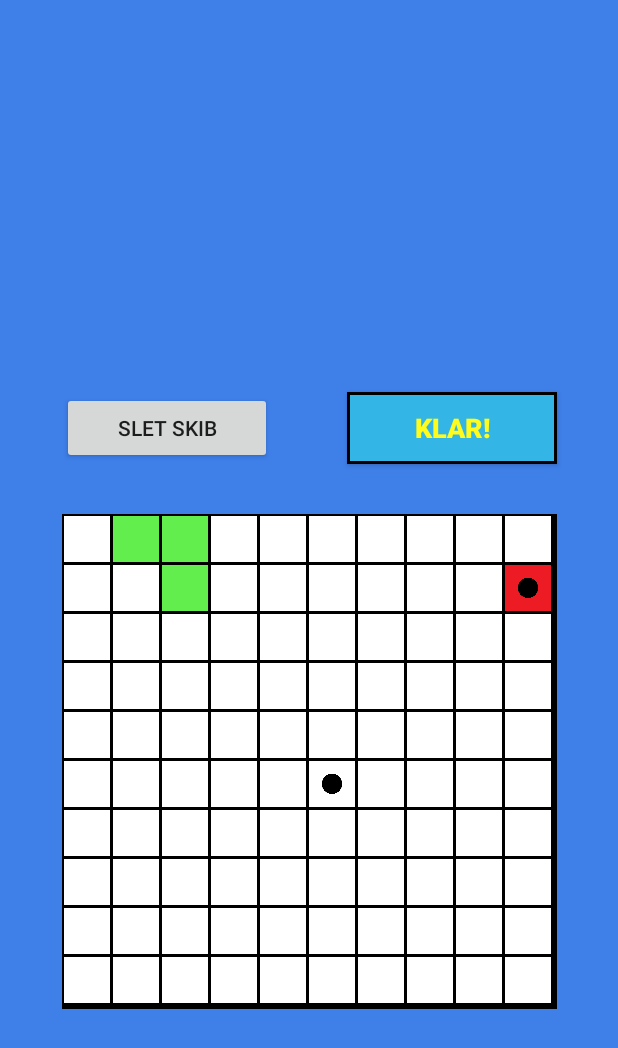
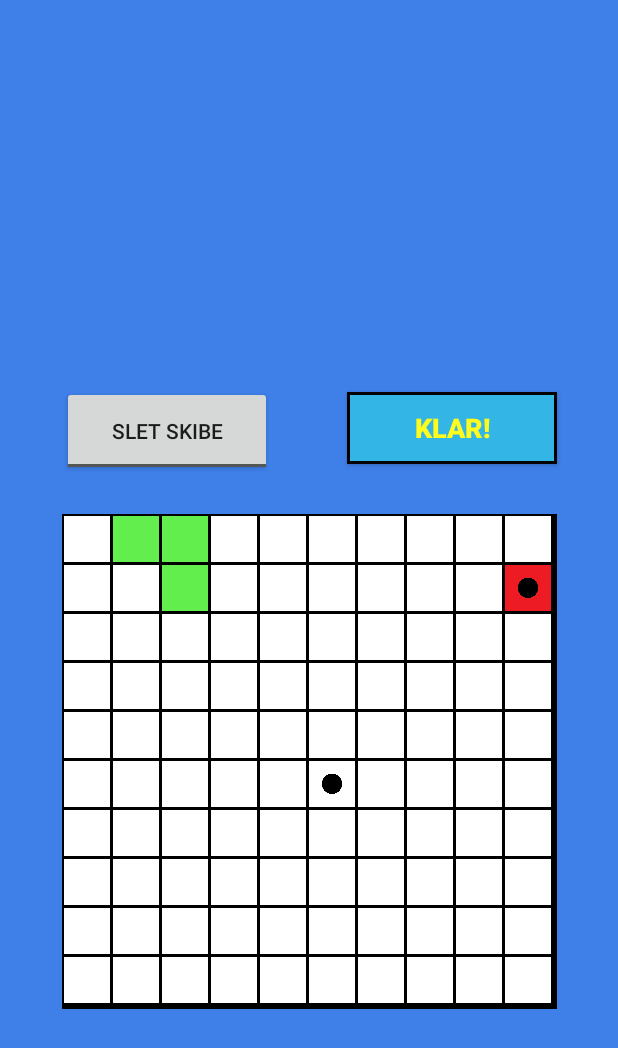
Before and after one commit to FrederikFrost/SlagShots, an Android app: the screen it shows after launch (PrepGameActivity), after a tap on "OPRET SPIL", on a phone screen of 412 x 824 dp. Shown: the top 1048 px of the screen. Run offline under Robolectric (Android 15) with nearby library versions, the phone set to English and light mode, and no system bars.

Commit message:
Added intent

```diff
--- a/app/src/main/java/com/example/bruger/slagshots/PrepGameActivity.java
+++ b/app/src/main/java/com/example/bruger/slagshots/PrepGameActivity.java
@@ -20,6 +20,7 @@ import java.util.ArrayList;
 import android.widget.ImageView;
 import android.widget.TextView;
 import android.widget.Toast;
+import android.widget.ToggleButton;
 
 public class PrepGameActivity extends AppCompatActivity {
 
@@ -54,8 +55,12 @@ public class PrepGameActivity extends AppCompatActivity {
             public void onClick(View v) {
                 Intent intent = new Intent(getApplicationContext(), GameActivity.class);
                 intent.putExtra("isPlayerOne", isPlayerOne);
+                intent.putExtra("Board",isPlayerOne? model.playerOneBoard:model.playerTwoBoard);
             }
         });
+
+        ToggleButton delete = (ToggleButton) findViewById(R.id.delete_button);
+        //delete.setOnCheckedChangeListener();
 
     }
 
--- a/app/src/main/res/layout/content_prep_game.xml
+++ b/app/src/main/res/layout/content_prep_game.xml
@@ -27,19 +27,6 @@
         app:layout_constraintTop_toTopOf="parent"
         app:layout_constraintVertical_bias="0.9" />
 
-    <Button
-        android:id="@+id/deleteButton"
-        android:layout_width="140dp"
-        android:layout_height="wrap_content"
-        android:layout_marginBottom="4dp"
-        android:text="Slet Skib"
-        app:layout_constraintBottom_toTopOf="@+id/gridView3"
-        app:layout_constraintEnd_toEndOf="@+id/gridView3"
-        app:layout_constraintHorizontal_bias="0.0"
-        app:layout_constraintStart_toStartOf="@+id/gridView3"
-        app:layout_constraintTop_toTopOf="parent"
-        app:layout_constraintVertical_bias="0.9" />
-
     <GridView
         android:id="@+id/gridView3"
         android:layout_width="330dp"
@@ -63,24 +50,21 @@
 
     </GridView>
 
-    <LinearLayout xmlns:android="http://schemas.android.com/apk/res/android"
-        android:id="@+id/linearLayout"
-        android:layout_width="0dp"
-        android:layout_height="wrap_content"
-        android:layout_marginBottom="62dp"
-        android:orientation="horizontal"
-        android:padding="10dp"
-        app:layout_constraintBottom_toTopOf="@+id/instructions_button"
-        app:layout_constraintEnd_toEndOf="parent"
-        app:layout_constraintStart_toStartOf="parent"
-        app:layout_constraintTop_toTopOf="parent">
-
-        <TextView
-            android:id="@+id/txtCustomToast"
-            android:layout_width="wrap_content"
-            android:layout_height="wrap_content"
-            android:layout_gravity="center"
-            android:gravity="center_horizontal" />
-    </LinearLayout>
+    <ToggleButton
+        android:id="@+id/delete_button"
+        android:layout_width="140dp"
+        android:layout_height="60dp"
+        android:layout_marginTop="8dp"
+        android:layout_marginBottom="8dp"
+        android:checked="false"
+        android:text="ToggleButton"
+        android:textOff="Slet Skibe"
+        android:textOn="Slet Skibe"
+        app:layout_constraintBottom_toTopOf="@+id/gridView3"
+        app:layout_constraintEnd_toEndOf="@+id/gridView3"
+        app:layout_constraintHorizontal_bias="0.0"
+        app:layout_constraintStart_toStartOf="@+id/gridView3"
+        app:layout_constraintTop_toTopOf="parent"
+        app:layout_constraintVertical_bias="0.935" />
 
 </android.support.constraint.ConstraintLayout>
```
